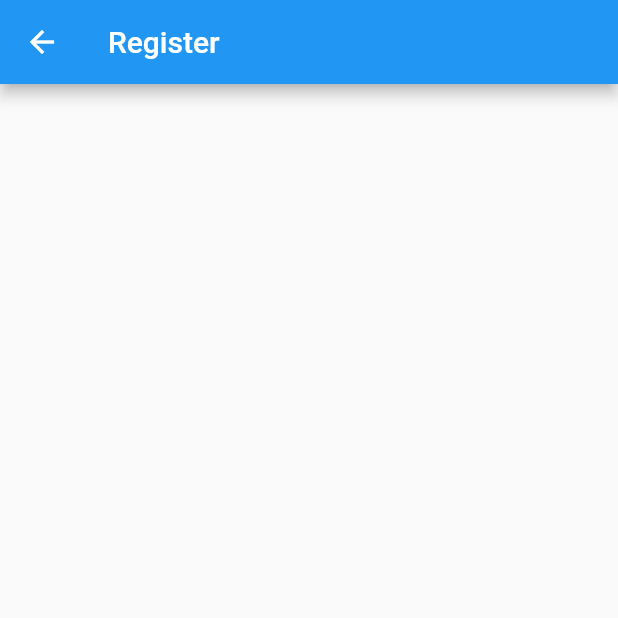
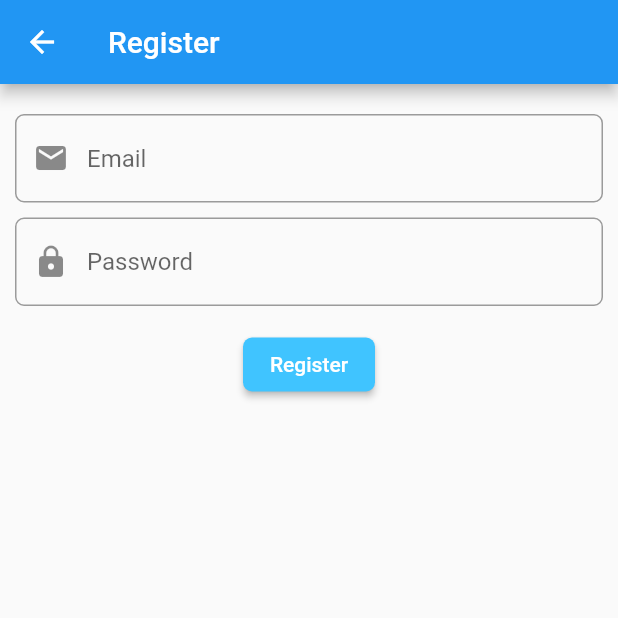
Before and after one commit to WSAyan/flutter_basic, a Flutter app: the RegisterScreen screen opened by its route, on a phone screen of 412 x 824 dp, the top half of it. Run offline on Flutter 3.47's test engine with Material 2 defaults, Android fonts, the phone set to English and light mode, and no system bars; our stand-ins replace scrollable_positioned_list, shared_preferences; accounts and stored records are empty.

Commit message:
add register screen

```diff
--- a/lib/data/login.dart
+++ b/lib/data/login.dart
@@ -1,3 +1,5 @@
+import 'package:flutter_basic/data/base.dart';
+
 class Login {
   String email;
   String password;
@@ -17,7 +19,7 @@ class Login {
   }
 }
 
-class LoginResponse {
+class LoginResponse extends BaseResponse {
   String token;
 
   LoginResponse({this.token});
--- /dev/null
+++ b/lib/data/register.dart
@@ -0,0 +1,39 @@
+import 'package:flutter_basic/data/base.dart';
+
+class RegisterResponse extends BaseResponse {
+  int id;
+  String token;
+
+  RegisterResponse({this.id, this.token});
+
+  RegisterResponse.fromJson(Map<String, dynamic> json) {
+    id = json['id'];
+    token = json['token'];
+  }
+
+  Map<String, dynamic> toJson() {
+    final Map<String, dynamic> data = new Map<String, dynamic>();
+    data['id'] = this.id;
+    data['token'] = this.token;
+    return data;
+  }
+}
+
+class Register {
+  String email;
+  String password;
+
+  Register({this.email, this.password});
+
+  Register.fromJson(Map<String, dynamic> json) {
+    email = json['email'];
+    password = json['password'];
+  }
+
+  Map<String, dynamic> toJson() {
+    final Map<String, dynamic> data = new Map<String, dynamic>();
+    data['email'] = this.email;
+    data['password'] = this.password;
+    return data;
+  }
+}
--- a/lib/data/user.dart
+++ b/lib/data/user.dart
@@ -1,4 +1,6 @@
-class UsersResponse {
+import 'package:flutter_basic/data/base.dart';
+
+class UsersResponse extends BaseResponse {
   int page;
   int perPage;
   int total;
--- a/lib/screens/auth/register.dart
+++ b/lib/screens/auth/register.dart
@@ -1,5 +1,6 @@
 import 'package:flutter/material.dart';
 import 'package:flutter_basic/utils/constants.dart';
+import 'package:flutter_basic/utils/widgets.dart';
 
 class RegisterScreen extends StatefulWidget {
   @override
@@ -7,13 +8,68 @@ class RegisterScreen extends StatefulWidget {
 }
 
 class RegisterState extends State<RegisterScreen> {
+  TextFormField emailTextField, passwordTextField;
+  RaisedButton registerButton;
+  bool isLoading = false;
+  Column mainColumn;
+  Container progressLoader;
+
   @override
   Widget build(BuildContext context) {
+    emailTextField = CommonAppWidgets.makeCommonTextField(
+        TextInputType.emailAddress,
+        false,
+        false,
+        Icon(Icons.email),
+        null,
+        null,
+        AppStrings.EMAIL_HINT,
+        new TextEditingController());
+
+    passwordTextField = CommonAppWidgets.makeCommonTextField(
+        null,
+        false,
+        true,
+        Icon(Icons.lock),
+        null,
+        null,
+        AppStrings.PASSWORD_HINT,
+        new TextEditingController());
+
+    registerButton = CommonAppWidgets.makeCommonButton(
+        AppStrings.REGISTER_BUTTON,
+        Colors.lightBlueAccent,
+        Colors.white,
+        onRegisterButtonClick);
+
+    mainColumn = Column(
+      mainAxisAlignment: MainAxisAlignment.start,
+      children: [
+        SizedBox(
+          height: 10,
+        ),
+        emailTextField,
+        SizedBox(
+          height: 10,
+        ),
+        passwordTextField,
+        SizedBox(
+          height: 15,
+        ),
+        registerButton,
+      ],
+    );
+
     return Scaffold(
       appBar: AppBar(
         title: Text(AppStrings.REGISTER_SCREEN_TITLE),
       ),
-      body: Container(),
+      body: Stack(children: [
+        Container(padding: const EdgeInsets.all(10.0), child: mainColumn),
+        isLoading ? progressLoader : Container()
+      ]),
     );
   }
+
+  void onRegisterButtonClick() {}
 }
```
Also changed, not shown: lib/data/base.dart (added, +18 -0 lines).
